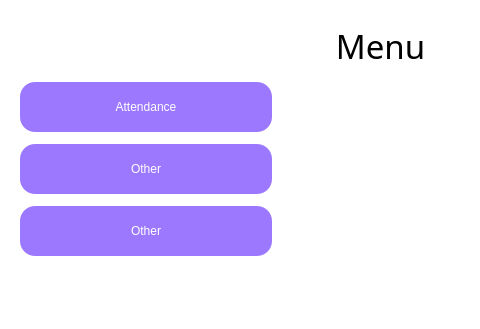
First picture: the form in Designs/Menu.ui, repository AlliumPro/statistics-innoprog, before the edit; both pictures show x 0 to 480 and y 0 to 329 of the 800 by 600 pixel window.
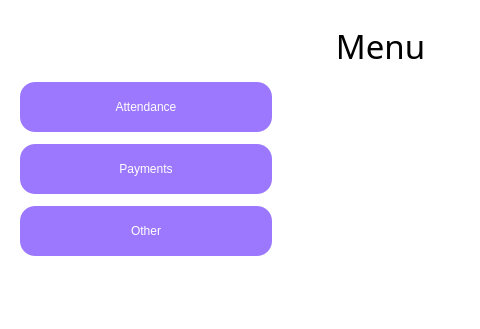
Second picture: the form after the edit. Icons and pictures are not drawn.

Commit message: created Payments user interface design, implemented search method

What changed in the file:
```diff
--- a/Designs/Menu.ui
+++ b/Designs/Menu.ui
@@ -144,7 +144,7 @@
 </string>
        </property>
        <property name="text">
-        <string>Other</string>
+        <string>Payments</string>
        </property>
       </widget>
      </item>
```
Left out of the diff: 2 changed lines with no effect on the pictures. The commit also changes 6 other files.
